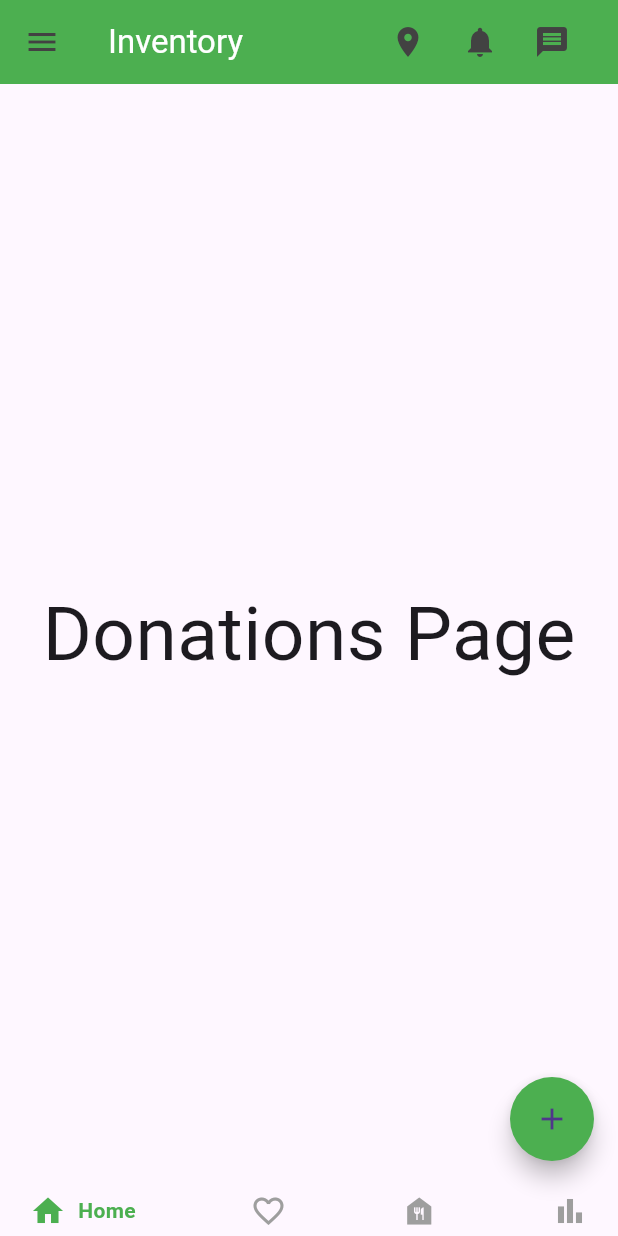
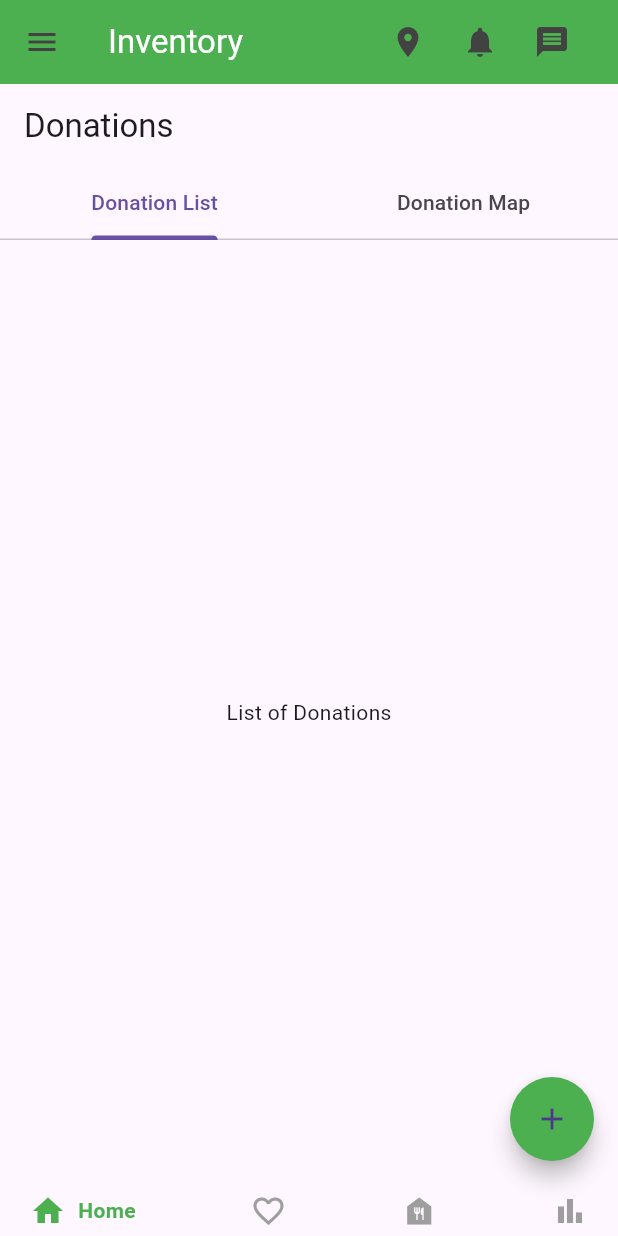
Before and after one commit to 40125789/shelfaware_app, a Flutter app: the screen it shows once a user with an empty profile is signed in, swiped to page 3, on a phone screen of 412 x 824 dp. Run offline on Flutter 3.47's test engine with Material 3 defaults, Android fonts, the phone set to English and light mode, and no system bars; drawn by our look-alikes of google_nav_bar; our stand-ins replace cloud_firestore, firebase_auth, firebase_core, font_awesome_flutter, geolocator, google_maps_flutter and 2 more; missing offline and left inert: barcode_scan2; accounts and stored records are empty; network calls fail.

Commit message:
Integrated google maps to show a map of donations, still need to integrate donation points

```diff
--- /dev/null
+++ b/devtools_options.yaml
@@ -0,0 +1,3 @@
+description: This file stores settings for Dart & Flutter DevTools.
+documentation: https://docs.flutter.dev/tools/devtools/extensions#configure-extension-enablement-states
+extensions:
--- a/lib/main.dart
+++ b/lib/main.dart
@@ -5,10 +5,9 @@ import 'pages/auth_page.dart';
 import 'package:provider/provider.dart';
 import 'controllers/bottom_nav_controller.dart'; // Import your BottomNavController
 
-
-
 void main() async {
   WidgetsFlutterBinding.ensureInitialized();
+
   await Firebase.initializeApp(
     options: DefaultFirebaseOptions.currentPlatform,
   );
--- a/lib/pages/donations_page.dart
+++ b/lib/pages/donations_page.dart
@@ -1,12 +1,97 @@
 import 'package:flutter/material.dart';
+import 'package:google_maps_flutter/google_maps_flutter.dart';
+import 'package:shelfaware_app/services/location_service.dart';
+import 'package:shelfaware_app/services/map_service.dart';
+import 'package:shelfaware_app/components/map_widget.dart';
+import 'package:permission_handler/permission_handler.dart';
 
-class DonationsPage extends StatelessWidget {
+
+class DonationsPage extends StatefulWidget {
+  @override
+  _DonationsScreenState createState() => _DonationsScreenState();
+}
+
+class _DonationsScreenState extends State<DonationsPage>
+    with SingleTickerProviderStateMixin {
+  final LocationService _locationService = LocationService();
+  final MapService _mapService = MapService();
+  LatLng? _currentLocation;
+  Set<Marker> _markers = {};
+
+  late TabController _tabController;
+
+  @override
+  void initState() {
+    super.initState();
+    _tabController = TabController(length: 2, vsync: this);
+    _requestLocationPermission(); // Request permission first
+  }
+
+  Future<void> _requestLocationPermission() async {
+    var status = await Permission.location.status;
+    if (!status.isGranted) {
+      status = await Permission.location.request();
+    }
+
+    if (status.isGranted) {
+      _loadMap(); // Load map if permission is granted
+    } else {
+      // Optionally, guide the user to enable permissions in settings
+      await openAppSettings();
+    }
+  }
+
+Future<void> _loadMap() async {
+  try {
+    final position = await _locationService.getCurrentLocation();
+    setState(() {
+      _currentLocation = LatLng(position.latitude, position.longitude);
+      _markers = _mapService.getMarkers(
+        _currentLocation!,
+        [
+          LatLng(54.6, -5.9), // Example donation points, replace with real data
+        ],
+      );
+    });
+  } catch (e) {
+    print("Error loading map: $e");
+    // You can show a dialog or Snackbar here to inform the user
+  }
+}
+
+
+  @override
+  void dispose() {
+    _tabController.dispose();
+    super.dispose();
+  }
+
   @override
   Widget build(BuildContext context) {
-    return Center(
-      child: Text(
-        'Donations Page',
-        style: TextStyle(fontSize: 50),
+    return Scaffold(
+      appBar: AppBar(
+        title: Text("Donations"),
+        bottom: TabBar(
+          controller: _tabController,
+          tabs: [
+            Tab(text: "Donation List"),
+            Tab(text: "Donation Map"),
+          ],
+        ),
+      ),
+      body: TabBarView(
+        controller: _tabController,
+        children: [
+          Center(
+            child: Text("List of Donations"), // Placeholder for donation list
+          ),
+          _currentLocation == null
+              ? Center(child: CircularProgressIndicator())
+              : MapWidget(
+                  initialPosition: _currentLocation!,
+                  markers: _markers,
+                ),
+        ],
       ),
     );
   }
```
Also changed, not shown: lib/components/map_widget.dart (added, +19 -0 lines), lib/services/location_service.dart (added, +18 -0 lines), lib/services/map_service.dart (added, +24 -0 lines), pubspec.yaml (+9 -3 lines), pubspec.lock, 8 other files.
